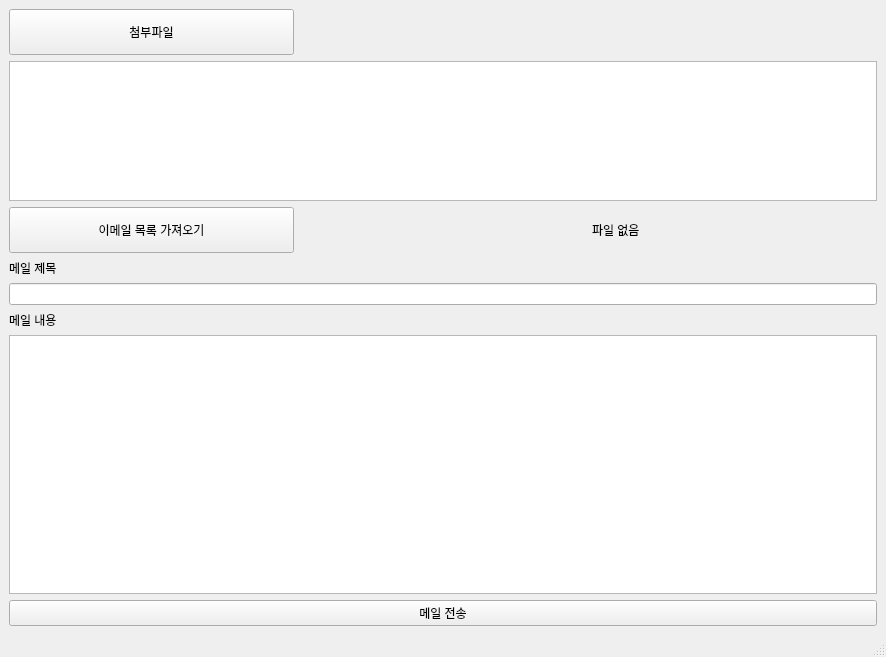
First picture: the form in main_ui.ui, repository rlahatnr/Send_mails, before the edit.
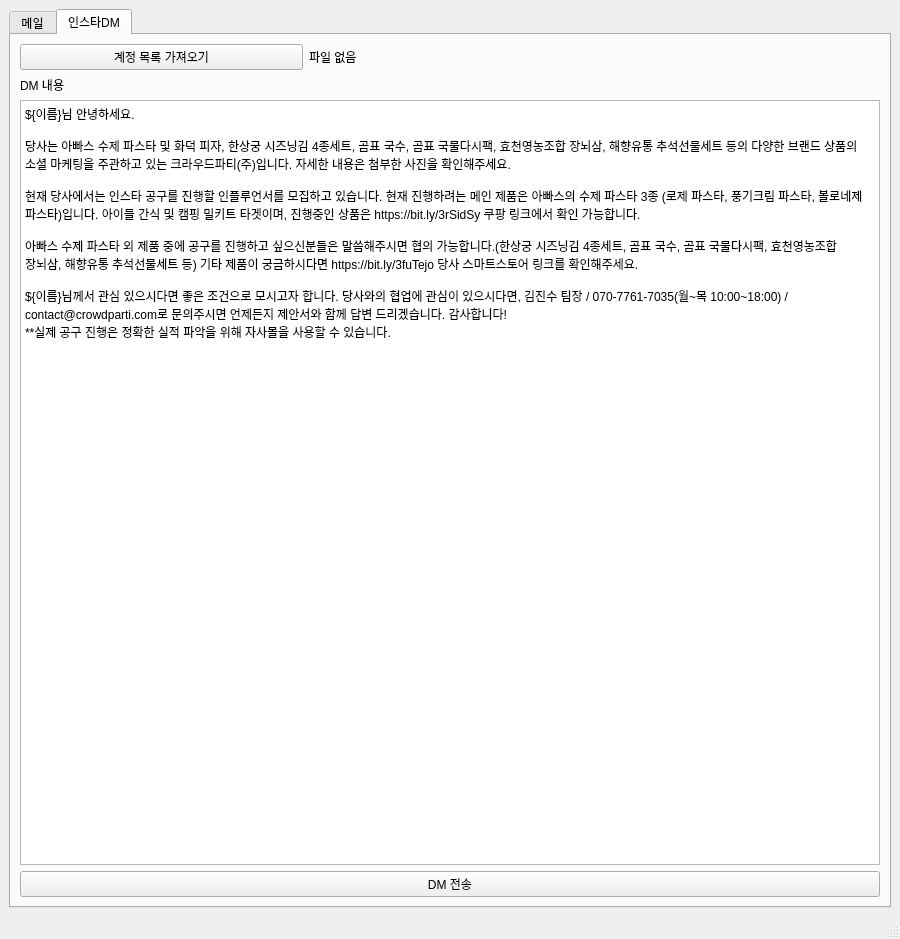
Second picture: the form after the edit.

The edit to the form file:
```diff
--- a/main_ui.ui
+++ b/main_ui.ui
@@ -6,8 +6,8 @@
    <rect>
     <x>0</x>
     <y>0</y>
-    <width>886</width>
-    <height>657</height>
+    <width>900</width>
+    <height>939</height>
    </rect>
   </property>
   <property name="windowTitle">
@@ -15,15 +15,41 @@
   </property>
   <widget class="QWidget" name="centralwidget">
    <layout class="QGridLayout" name="gridLayout_2">
-    <item row="3" column="0">
-     <widget class="QLabel" name="label_3">
-      <property name="text">
-       <string>메일 내용</string>
+    <item row="2" column="0">
+     <widget class="QTabWidget" name="tabWidget">
+      <property name="currentIndex">
+       <number>1</number>
       </property>
-     </widget>
-    </item>
+      <widget class="QWidget" name="tab">
+       <attribute name="title">
+        <string>메일</string>
+       </attribute>
+       <layout class="QGridLayout" name="gridLayout_9">
     <item row="4" column="0">
-     <widget class="QPlainTextEdit" name="plainTextEdit"/>
+         <widget class="QPlainTextEdit" name="plainTextEdit">
+          <property name="plainText">
+           <string>${이름}님 안녕하세요.
+
+당사는 아빠스 수제 파스타 및 화덕 피자, 한상궁 시즈닝김 4종세트, 곰표 국수, 곰표 국물다시팩, 효천영농조합 장뇌삼, 해향유통 추석선물세트 등의
+다양한 브랜드 상품의 소셜 마케팅을 주관하고 있는 크라우드파티(주)입니다.
+자세한 내용은 첨부한 사진을 확인해주세요.
+
+현재 당사에서는 블로그 공구를 진행할 인플루언서를 모집하고 있습니다.
+현재 진행하려는 메인 제품은 아빠스의 수제 파스타 3종 (로제 파스타, 풍기크림 파스타, 볼로네제 파스타)입니다.
+아이들 간식 및 캠핑 밀키트 타겟이며, 진행중인 상품은 https://bit.ly/3rSidSy 쿠팡 링크에서 확인 가능합니다.
+
+아빠스 수제 파스타 외 제품 중에 공구를 진행하고 싶으신분들은 말씀해주시면 협의 가능합니다.
+(한상궁 시즈닝김 4종세트, 곰표 국수, 곰표 국물다시팩, 효천영농조합 장뇌삼, 해향유통 추석선물세트 등)
+기타 제품이 궁금하시다면 https://bit.ly/3fuTejo 당사 스마트스토어 링크를 확인해주세요.
+
+${이름}님께서 관심 있으시다면 좋은 조건으로 모시고자 합니다.
+당사와의 협업에 관심이 있으시다면,
+김진수 팀장 / 070-7761-7035(월~목 10:00~18:00) / contact@crowdparti.com로 문의주시면
+언제든지 제안서와 함께 답변 드리겠습니다. 감사합니다!⠀
+
+**실제 공구 진행은 정확한 실적 파악을 위해 자사몰을 사용할 수 있습니다.</string>
+          </property>
+         </widget>
     </item>
     <item row="1" column="0">
      <widget class="QLabel" name="label_6">
@@ -32,20 +58,23 @@
       </property>
      </widget>
     </item>
-    <item row="2" column="0">
-     <widget class="QLineEdit" name="lineEdit_3"/>
-    </item>
-    <item row="5" column="0">
-     <widget class="QPushButton" name="pushButton_3">
+        <item row="0" column="0">
+         <layout class="QGridLayout" name="gridLayout_3">
+          <item row="3" column="1" colspan="4">
+           <widget class="QLabel" name="label_5">
+            <property name="maximumSize">
+             <size>
+              <width>16777215</width>
+              <height>46</height>
+             </size>
+            </property>
       <property name="text">
-       <string>메일 전송</string>
+             <string>파일 없음</string>
       </property>
      </widget>
     </item>
-    <item row="0" column="0">
-     <layout class="QGridLayout" name="gridLayout">
       <item row="3" column="0">
-       <widget class="QPushButton" name="pushButton">
+           <widget class="QPushButton" name="pushButton_4">
         <property name="maximumSize">
          <size>
           <width>16777215</width>
@@ -57,21 +86,8 @@
         </property>
        </widget>
       </item>
-      <item row="3" column="2">
-       <widget class="QLabel" name="label_4">
-        <property name="maximumSize">
-         <size>
-          <width>16777215</width>
-          <height>46</height>
-         </size>
-        </property>
-        <property name="text">
-         <string>파일 없음</string>
-        </property>
-       </widget>
-      </item>
       <item row="0" column="0">
-       <widget class="QPushButton" name="pushButton_2">
+           <widget class="QPushButton" name="pushButton_3">
         <property name="maximumSize">
          <size>
           <width>16777215</width>
@@ -83,8 +99,8 @@
         </property>
        </widget>
       </item>
-      <item row="1" column="0" colspan="3">
-       <widget class="QTextEdit" name="textEdit_2">
+          <item row="1" column="0" colspan="5">
+           <widget class="QTextEdit" name="textEdit_3">
         <property name="maximumSize">
          <size>
           <width>16777215</width>
@@ -94,6 +110,98 @@
        </widget>
       </item>
      </layout>
+        </item>
+        <item row="5" column="0">
+         <widget class="QPushButton" name="pushButton_5">
+          <property name="text">
+           <string>메일 전송</string>
+          </property>
+         </widget>
+        </item>
+        <item row="2" column="0">
+         <widget class="QLineEdit" name="lineEdit_3">
+          <property name="text">
+           <string>${이름}님 안녕하세요. 공구 제안드립니다.</string>
+          </property>
+         </widget>
+        </item>
+        <item row="3" column="0">
+         <widget class="QLabel" name="label_3">
+          <property name="text">
+           <string>메일 내용</string>
+          </property>
+         </widget>
+        </item>
+       </layout>
+      </widget>
+      <widget class="QWidget" name="tab_2">
+       <attribute name="title">
+        <string>인스타DM</string>
+       </attribute>
+       <layout class="QGridLayout" name="gridLayout_6">
+        <item row="3" column="0">
+         <widget class="QPushButton" name="pushButton_8">
+          <property name="text">
+           <string>DM 전송</string>
+          </property>
+         </widget>
+        </item>
+        <item row="0" column="0">
+         <layout class="QGridLayout" name="gridLayout_5">
+          <item row="1" column="0">
+           <widget class="QPushButton" name="pushButton_7">
+            <property name="maximumSize">
+             <size>
+              <width>16777215</width>
+              <height>46</height>
+             </size>
+            </property>
+            <property name="text">
+             <string>계정 목록 가져오기</string>
+            </property>
+           </widget>
+          </item>
+          <item row="1" column="1" colspan="2">
+           <widget class="QLabel" name="label_9">
+            <property name="maximumSize">
+             <size>
+              <width>16777215</width>
+              <height>46</height>
+             </size>
+            </property>
+            <property name="text">
+             <string>파일 없음</string>
+            </property>
+           </widget>
+          </item>
+         </layout>
+        </item>
+        <item row="1" column="0">
+         <widget class="QLabel" name="label_8">
+          <property name="text">
+           <string>DM 내용</string>
+          </property>
+         </widget>
+        </item>
+        <item row="2" column="0">
+         <widget class="QPlainTextEdit" name="plainTextEdit_2">
+          <property name="plainText">
+           <string>${이름}님 안녕하세요.
+
+당사는 아빠스 수제 파스타 및 화덕 피자, 한상궁 시즈닝김 4종세트, 곰표 국수, 곰표 국물다시팩, 효천영농조합 장뇌삼, 해향유통 추석선물세트 등의 다양한 브랜드 상품의 소셜 마케팅을 주관하고 있는 크라우드파티(주)입니다. 자세한 내용은 첨부한 사진을 확인해주세요.
+
+현재 당사에서는 인스타 공구를 진행할 인플루언서를 모집하고 있습니다. 현재 진행하려는 메인 제품은 아빠스의 수제 파스타 3종 (로제 파스타, 풍기크림 파스타, 볼로네제 파스타)입니다. 아이들 간식 및 캠핑 밀키트 타겟이며, 진행중인 상품은 https://bit.ly/3rSidSy 쿠팡 링크에서 확인 가능합니다.
+
+아빠스 수제 파스타 외 제품 중에 공구를 진행하고 싶으신분들은 말씀해주시면 협의 가능합니다.(한상궁 시즈닝김 4종세트, 곰표 국수, 곰표 국물다시팩, 효천영농조합 장뇌삼, 해향유통 추석선물세트 등) 기타 제품이 궁금하시다면 https://bit.ly/3fuTejo 당사 스마트스토어 링크를 확인해주세요.
+
+${이름}님께서 관심 있으시다면 좋은 조건으로 모시고자 합니다. 당사와의 협업에 관심이 있으시다면, 김진수 팀장 / 070-7761-7035(월~목 10:00~18:00) / contact@crowdparti.com로 문의주시면 언제든지 제안서와 함께 답변 드리겠습니다. 감사합니다!⠀
+**실제 공구 진행은 정확한 실적 파악을 위해 자사몰을 사용할 수 있습니다.</string>
+          </property>
+         </widget>
+        </item>
+       </layout>
+      </widget>
+     </widget>
     </item>
    </layout>
   </widget>
```
Lines whose indentation alone changed are shown as unchanged.
